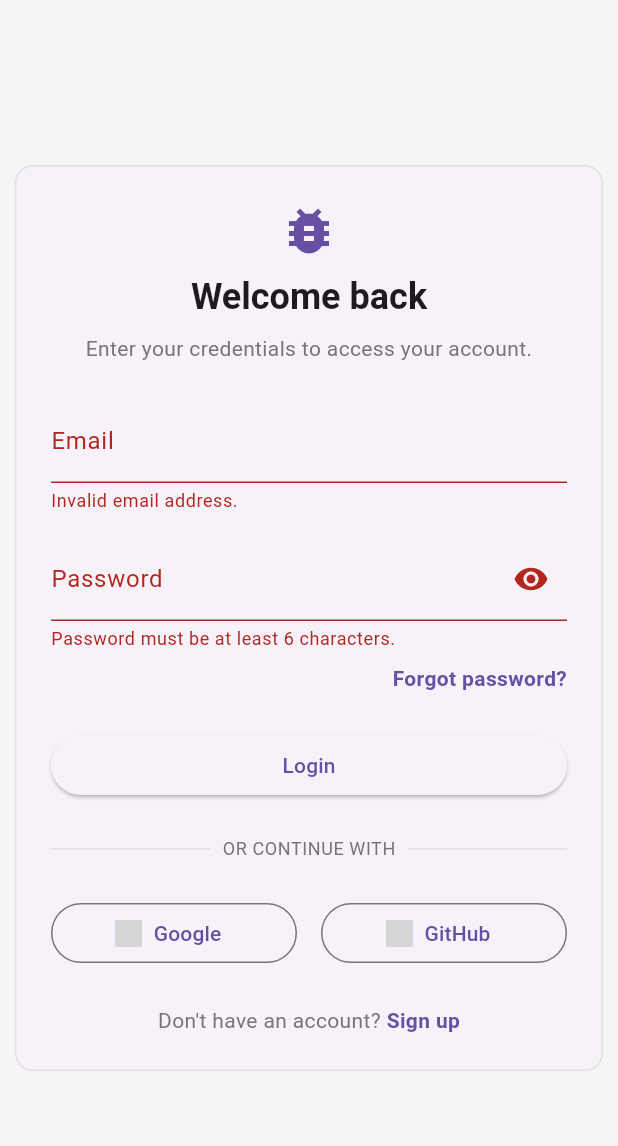
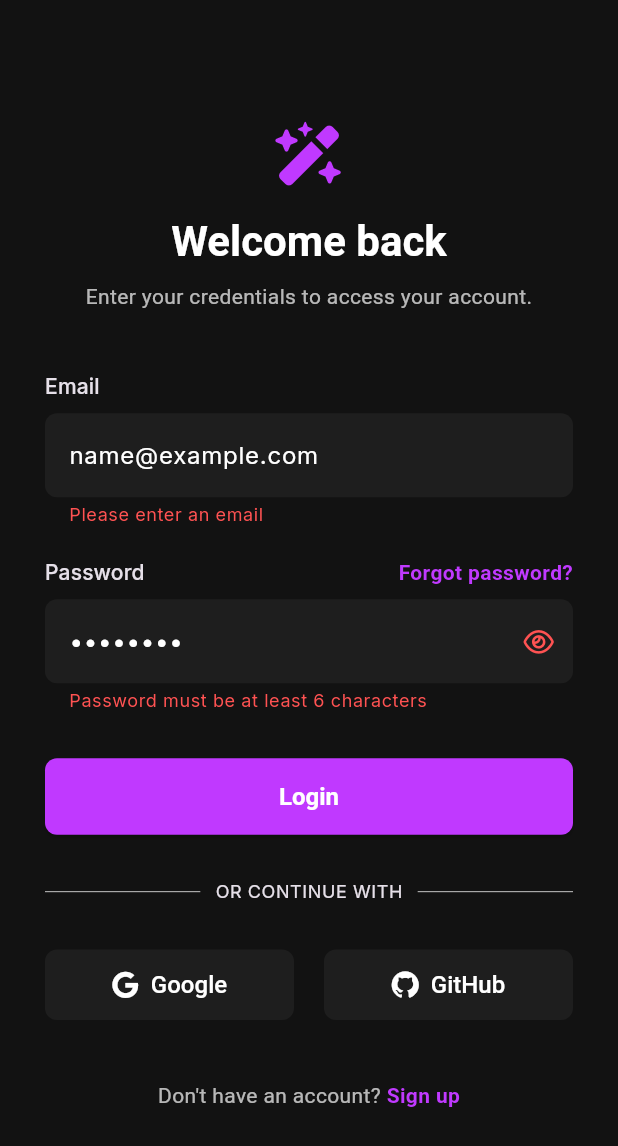
Before and after one commit to HYPER12755/com.infected.insta-Flutter, a Flutter app: the screen it shows after launch, after a tap on "Login", on a phone screen of 412 x 824 dp. Shown: the top 1146 px of the screen. Run offline on Flutter 3.47's test engine with Material 3 defaults, Android fonts, the phone set to English and light mode, and no system bars; our stand-ins replace cached_network_image, cloud_firestore, firebase_auth, firebase_core, firebase_storage, flutter_riverpod and 5 more; accounts and stored records are empty; grey boxes are pictures that could not be loaded.

Commit message:
Changes before Firebase Studio auto-run

```diff
--- a/lib/features/auth/presentation/auth_screen.dart
+++ b/lib/features/auth/presentation/auth_screen.dart
@@ -21,13 +21,26 @@ class _AuthScreenState extends State<AuthScreen> {
   @override
   Widget build(BuildContext context) {
     return Scaffold(
-      backgroundColor: Colors.grey[100],
       body: Center(
         child: ConstrainedBox(
           constraints: const BoxConstraints(maxWidth: 400),
-          child: _showLoginPage
-              ? LoginPage(showSignupPage: _togglePages)
-              : SignupPage(showLoginPage: _togglePages),
+          child: AnimatedSwitcher(
+            duration: const Duration(milliseconds: 500),
+            transitionBuilder: (Widget child, Animation<double> animation) {
+              final offsetAnimation = Tween<Offset>(
+                begin: const Offset(0.0, 0.5),
+                end: Offset.zero,
+              ).animate(CurvedAnimation(parent: animation, curve: Curves.easeOut));
+              final fadeAnimation = FadeTransition(opacity: animation, child: child);
+              return SlideTransition(
+                position: offsetAnimation,
+                child: fadeAnimation,
+              );
+            },
+            child: _showLoginPage
+                ? LoginPage(key: const ValueKey('LoginPage'), showSignupPage: _togglePages)
+                : SignupPage(key: const ValueKey('SignupPage'), showLoginPage: _togglePages),
+          ),
         ),
       ),
     );
--- a/lib/features/auth/presentation/login_page.dart
+++ b/lib/features/auth/presentation/login_page.dart
@@ -1,5 +1,6 @@
 import 'package:flutter/material.dart';
 import 'package:flutter_riverpod/flutter_riverpod.dart';
+import 'package:font_awesome_flutter/font_awesome_flutter.dart';
 import 'package:myapp/features/auth/presentation/providers.dart';
 
 class LoginPage extends ConsumerStatefulWidget {
@@ -34,101 +35,90 @@ class _LoginPageState extends ConsumerState<LoginPage> {
 
   @override
   Widget build(BuildContext context) {
-    return Card(
-      elevation: 0,
-      shape: RoundedRectangleBorder(
-        borderRadius: BorderRadius.circular(12),
-        side: BorderSide(color: Colors.grey[300]!),
-      ),
-      child: Padding(
-        padding: const EdgeInsets.all(24.0),
+    return Padding(
+      padding: const EdgeInsets.symmetric(horizontal: 24.0),
       child: Column(
-          mainAxisSize: MainAxisSize.min,
+        mainAxisAlignment: MainAxisAlignment.center,
+        crossAxisAlignment: CrossAxisAlignment.stretch,
         children: [
           // Header
-            Icon(Icons.bug_report, size: 40, color: Theme.of(context).primaryColor),
-            const SizedBox(height: 8),
+          Icon(FontAwesomeIcons.wandMagicSparkles, size: 40, color: Theme.of(context).primaryColor),
+          const SizedBox(height: 20),
           Text(
             'Welcome back',
-              style: Theme.of(context).textTheme.headlineSmall?.copyWith(fontWeight: FontWeight.bold),
+            style: Theme.of(context).textTheme.displaySmall,
             textAlign: TextAlign.center,
           ),
-            const SizedBox(height: 8),
+          const SizedBox(height: 10),
           Text(
             'Enter your credentials to access your account.',
-              style: Theme.of(context).textTheme.bodyMedium?.copyWith(color: Colors.grey[600]),
+            style: Theme.of(context).textTheme.bodyMedium,
             textAlign: TextAlign.center,
           ),
-            const SizedBox(height: 24),
+          const SizedBox(height: 40),
 
           // Form
           Form(
             key: _formKey,
             child: Column(
-                crossAxisAlignment: CrossAxisAlignment.stretch,
+              crossAxisAlignment: CrossAxisAlignment.start,
               children: [
+                Text('Email', style: Theme.of(context).textTheme.labelLarge),
+                const SizedBox(height: 8),
                 TextFormField(
                   controller: _emailController,
-                    decoration: const InputDecoration(labelText: 'Email', hintText: 'name@example.com'),
-                    validator: (value) {
-                      if (value == null || !value.contains('@')) {
-                        return 'Invalid email address.';
-                      }
-                      return null;
-                    },
+                  decoration: const InputDecoration(hintText: 'name@example.com'),
+                  validator: (value) => value!.isEmpty ? 'Please enter an email' : null,
                 ),
-                  const SizedBox(height: 16),
-                  TextFormField(
-                    controller: _passwordController,
-                    obscureText: !_showPassword,
-                    decoration: InputDecoration(
-                      labelText: 'Password',
-                      hintText: '••••••••',
-                      suffixIcon: IconButton(
-                        icon: Icon(_showPassword ? Icons.visibility_off : Icons.visibility),
-                        onPressed: () => setState(() => _showPassword = !_showPassword),
-                      ),
-                    ),
-                    validator: (value) {
-                      if (value == null || value.length < 6) {
-                        return 'Password must be at least 6 characters.';
-                      }
-                      return null;
-                    },
-                  ),
-                  const SizedBox(height: 8),
-                  Align(
-                    alignment: Alignment.centerRight,
-                    child: GestureDetector(
+                const SizedBox(height: 20),
+                Row(
+                  mainAxisAlignment: MainAxisAlignment.spaceBetween,
+                  children: [
+                    Text('Password', style: Theme.of(context).textTheme.labelLarge),
+                    GestureDetector(
                       onTap: () { /* Handle forgot password */ },
                       child: Text(
                         'Forgot password?',
                         style: TextStyle(color: Theme.of(context).primaryColor, fontWeight: FontWeight.bold),
                       ),
                     ),
+                  ],
                 ),
-                  const SizedBox(height: 24),
+                const SizedBox(height: 8),
+                TextFormField(
+                  controller: _passwordController,
+                  obscureText: !_showPassword,
+                  decoration: InputDecoration(
+                    hintText: '••••••••',
+                    suffixIcon: IconButton(
+                      icon: Icon(_showPassword ? FontAwesomeIcons.eyeSlash : FontAwesomeIcons.eye, size: 18),
+                      onPressed: () => setState(() => _showPassword = !_showPassword),
+                    ),
+                  ),
+                  validator: (value) => value!.length < 6 ? 'Password must be at least 6 characters' : null,
+                ),
+              ],
+            ),
+          ),
+          const SizedBox(height: 30),
           ElevatedButton(
             onPressed: _submit,
             child: const Text('Login'),
           ),
-                ],
-              ),
-            ),
-            const SizedBox(height: 24),
+          const SizedBox(height: 30),
 
           // Separator
           Row(
             children: [
-                Expanded(child: Divider(color: Colors.grey[300])),
+              const Expanded(child: Divider(thickness: 0.5)),
               Padding(
-                  padding: const EdgeInsets.symmetric(horizontal: 8.0),
-                  child: Text('OR CONTINUE WITH', style: Theme.of(context).textTheme.bodySmall?.copyWith(color: Colors.grey[600])),
+                padding: const EdgeInsets.symmetric(horizontal: 10.0),
+                child: Text('OR CONTINUE WITH', style: Theme.of(context).textTheme.bodySmall),
               ),
-                Expanded(child: Divider(color: Colors.grey[300])),
+              const Expanded(child: Divider(thickness: 0.5)),
             ],
           ),
-            const SizedBox(height: 24),
+          const SizedBox(height: 30),
 
           // Social Logins
           Row(
@@ -136,27 +126,27 @@ class _LoginPageState extends ConsumerState<LoginPage> {
               Expanded(
                 child: OutlinedButton.icon(
                   onPressed: () => ref.read(authRepositoryProvider).signInWithGoogle(),
-                    icon: Image.network('https://www.google.com/images/branding/googlelogo/1x/googlelogo_color_24dp.png', height: 18),
+                  icon: const FaIcon(FontAwesomeIcons.google, size: 18),
                   label: const Text('Google'),
                 ),
               ),
-                const SizedBox(width: 16),
+              const SizedBox(width: 20),
               Expanded(
                 child: OutlinedButton.icon(
                   onPressed: () => ref.read(authRepositoryProvider).signInWithGitHub(),
-                    icon: Image.network('https://github.githubassets.com/images/modules/logos_page/GitHub-Mark.png', height: 18),
+                  icon: const FaIcon(FontAwesomeIcons.github, size: 18),
                   label: const Text('GitHub'),
                 ),
               ),
             ],
           ),
-            const SizedBox(height: 24),
+          const SizedBox(height: 40),
 
           // Footer
           Row(
             mainAxisAlignment: MainAxisAlignment.center,
             children: [
-                Text("Don't have an account? ", style: TextStyle(color: Colors.grey[600])),
+              Text("Don't have an account? ", style: Theme.of(context).textTheme.bodyMedium),
               GestureDetector(
                 onTap: widget.showSignupPage,
                 child: Text(
@@ -168,7 +158,6 @@ class _LoginPageState extends ConsumerState<LoginPage> {
           )
         ],
       ),
-      ),
     );
   }
 }
--- a/lib/main.dart
+++ b/lib/main.dart
@@ -1,10 +1,10 @@
 import 'package:firebase_core/firebase_core.dart';
 import 'package:flutter/material.dart';
 import 'package:flutter_riverpod/flutter_riverpod.dart';
+import 'package:google_fonts/google_fonts.dart';
 
 import 'features/auth/presentation/auth_gate.dart';
 import 'firebase_options.dart';
-import 'theme/theme.dart';
 
 void main() async {
   WidgetsFlutterBinding.ensureInitialized();
@@ -19,10 +19,74 @@ class MyApp extends StatelessWidget {
 
   @override
   Widget build(BuildContext context) {
+    const primaryColor = Color(0xFFC039FF); // Vibrant Purple
+    const backgroundColor = Color(0xFF121212); // Deep Black
+    const surfaceColor = Color(0xFF1E1E1E); // Slightly Lighter Black for surfaces
+
+    final darkTheme = ThemeData(
+      useMaterial3: true,
+      brightness: Brightness.dark,
+      primaryColor: primaryColor,
+      scaffoldBackgroundColor: backgroundColor,
+      colorScheme: const ColorScheme.dark(
+        primary: primaryColor,
+        secondary: primaryColor,
+        background: backgroundColor,
+        surface: surfaceColor,
+        onPrimary: Colors.white,
+        onSecondary: Colors.white,
+        onBackground: Colors.white,
+        onSurface: Colors.white,
+        error: Colors.redAccent,
+        onError: Colors.white,
+      ),
+      textTheme: GoogleFonts.interTextTheme(ThemeData.dark().textTheme).copyWith(
+        displaySmall: const TextStyle(fontWeight: FontWeight.bold, fontSize: 28),
+        bodyMedium: TextStyle(color: Colors.white.withOpacity(0.7)),
+      ),
+      inputDecorationTheme: InputDecorationTheme(
+        filled: true,
+        fillColor: surfaceColor,
+        labelStyle: TextStyle(color: Colors.white.withOpacity(0.7)),
+        floatingLabelStyle: const TextStyle(color: primaryColor),
+        border: OutlineInputBorder(
+          borderRadius: BorderRadius.circular(8),
+          borderSide: BorderSide.none,
+        ),
+        focusedBorder: OutlineInputBorder(
+          borderRadius: BorderRadius.circular(8),
+          borderSide: const BorderSide(color: primaryColor, width: 1.5),
+        ),
+        contentPadding: const EdgeInsets.symmetric(vertical: 16, horizontal: 12),
+      ),
+      elevatedButtonTheme: ElevatedButtonThemeData(
+        style: ElevatedButton.styleFrom(
+          backgroundColor: primaryColor,
+          foregroundColor: Colors.white,
+          shape: RoundedRectangleBorder(
+            borderRadius: BorderRadius.circular(8),
+          ),
+          padding: const EdgeInsets.symmetric(vertical: 16),
+          textStyle: const TextStyle(fontSize: 16, fontWeight: FontWeight.bold),
+        ),
+      ),
+      outlinedButtonTheme: OutlinedButtonThemeData(
+        style: OutlinedButton.styleFrom(
+          backgroundColor: surfaceColor,
+          foregroundColor: Colors.white,
+          side: const BorderSide(color: Colors.transparent),
+          shape: RoundedRectangleBorder(
+            borderRadius: BorderRadius.circular(8),
+          ),
+          padding: const EdgeInsets.symmetric(vertical: 14),
+          textStyle: const TextStyle(fontSize: 16, fontWeight: FontWeight.w500),
+        ),
+      ),
+    );
+
     return MaterialApp(
-      title: 'Instagram Clone',
-      theme: lightTheme,
-      darkTheme: darkTheme,
+      title: 'Auth Screen',
+      theme: darkTheme,
       home: const AuthGate(),
     );
   }
--- a/pubspec.yaml
+++ b/pubspec.yaml
@@ -57,6 +57,7 @@ dependencies:
   flutter_staggered_grid_view: ^0.7.0
   flutter_svg: ^2.2.3
   font_awesome_flutter: ^10.12.0
+  google_fonts: ^6.3.3
 
 dev_dependencies:
   flutter_test:
```
Also changed, not shown: lib/features/auth/presentation/signup_page.dart (+47 -69 lines), pubspec.lock. Lines whose indentation alone changed are shown as unchanged.
